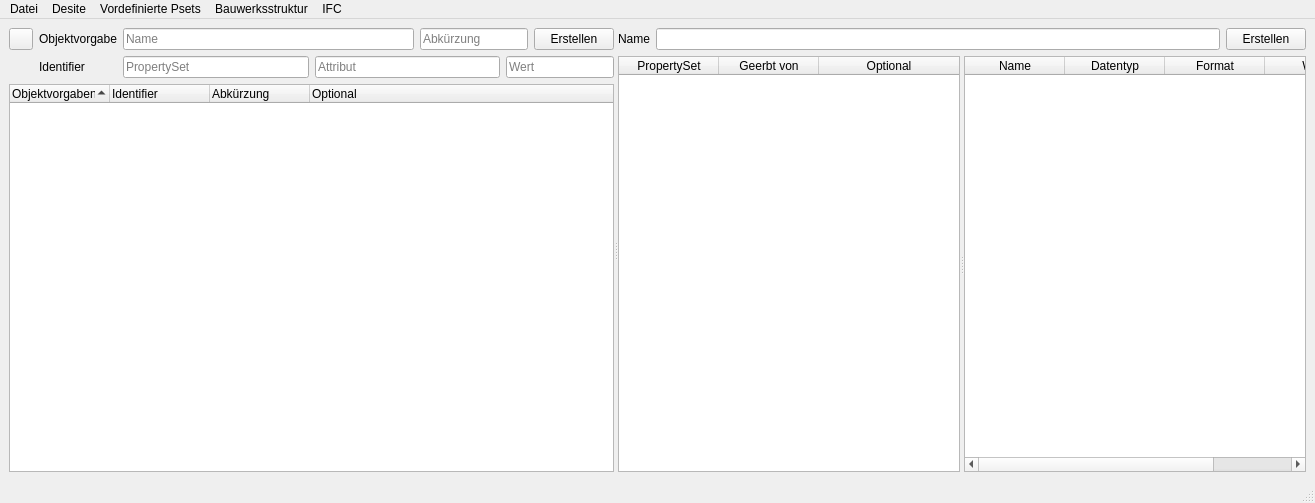
Above: som_gui/qt_designs/MainWindow.ui from c-mellueh/SOM-Toolkit before the change. Below: the same form after it.
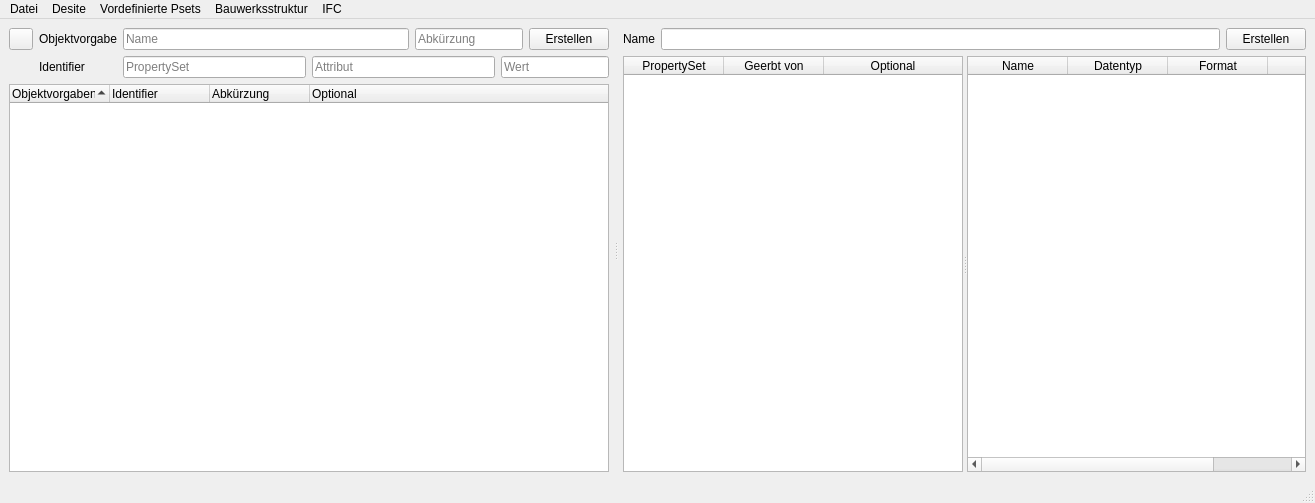
That is the form after the change.

Commit message: improve main_window border margins

Patch:
```diff
--- a/som_gui/qt_designs/MainWindow.ui
+++ b/som_gui/qt_designs/MainWindow.ui
@@ -28,6 +28,9 @@
       </property>
       <widget class="QWidget" name="layoutWidget">
        <layout class="QVBoxLayout" name="verticalLayout_objects">
+        <property name="rightMargin">
+         <number>5</number>
+        </property>
         <item>
          <layout class="QGridLayout" name="gridLayout_objects">
           <item row="0" column="5">
@@ -265,6 +268,18 @@
       </widget>
       <widget class="QWidget" name="box_layout_pset" native="true">
        <layout class="QGridLayout" name="gridLayout">
+        <property name="leftMargin">
+         <number>5</number>
+        </property>
+        <property name="topMargin">
+         <number>0</number>
+        </property>
+        <property name="rightMargin">
+         <number>0</number>
+        </property>
+        <property name="bottomMargin">
+         <number>0</number>
+        </property>
         <item row="2" column="0" colspan="2">
          <layout class="QHBoxLayout" name="horizontalLayout_pSet_button">
           <item>
```
The commit also changes 1 other file.
